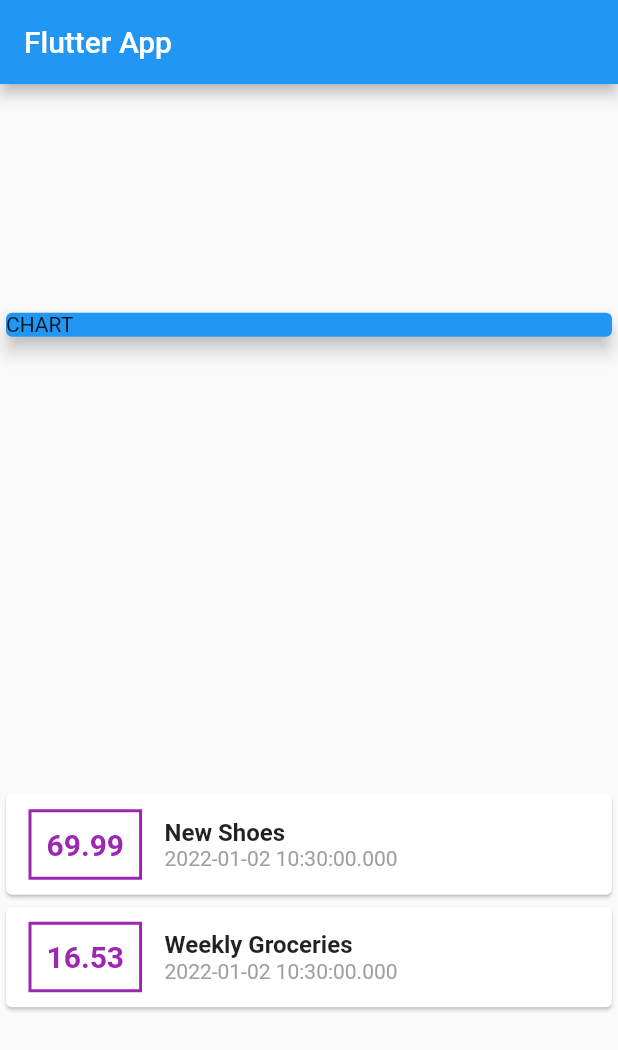
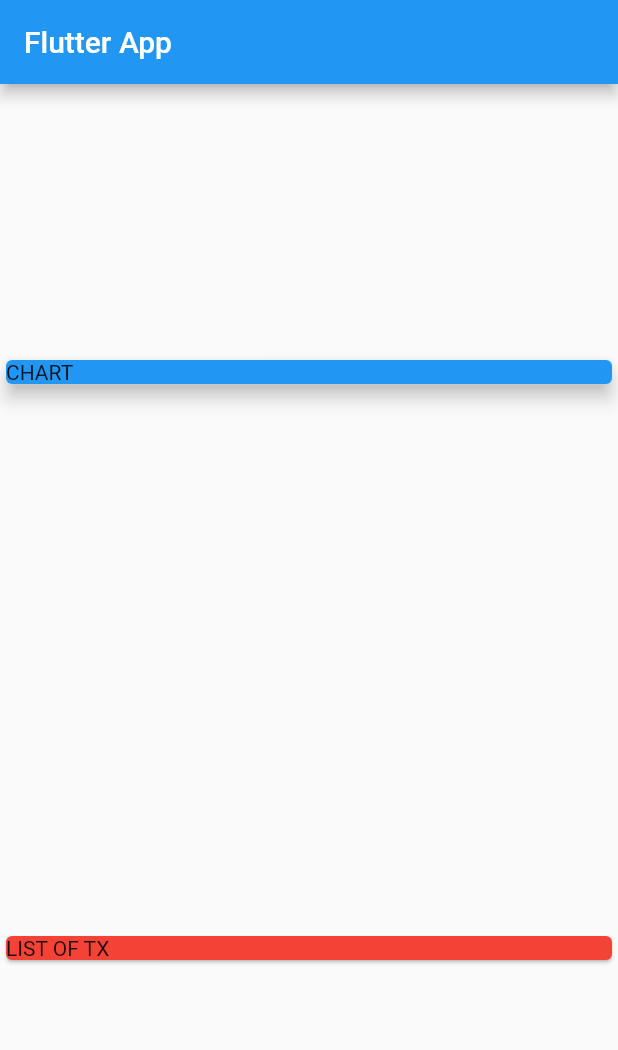
Before and after one commit to cjohnson/expensesapp, a Flutter app: the screen it shows after launch, on a phone screen of 412 x 824 dp. Shown: the top 1050 px of the screen. Run offline on Flutter 3.47's test engine with Material 2 defaults, Android fonts, the phone set to English and light mode, and no system bars.

Commit message:
Revert "Add card styling for transactionas"
This reverts commit a0ec0770bddd92d9f3a0d40da0660bcdae3c488c.

```diff
--- a/lib/main.dart
+++ b/lib/main.dart
@@ -1,5 +1,4 @@
 import 'package:flutter/material.dart';
-import './transaction.dart';
 
 void main() {
   runApp(const MyApp());
@@ -21,19 +20,6 @@ class MyApp extends StatelessWidget {
 }
 
 class MyHomePage extends StatelessWidget {
-  final List<Transaction> transactions = [
-    Transaction(
-        id: 't1',
-        title: 'New Shoes',
-        amount: 69.99,
-        date: DateTime.now()),
-    Transaction(
-        id: 't2',
-        title: 'Weekly Groceries',
-        amount: 16.53,
-        date: DateTime.now())
-  ];
-
   @override
   Widget build(BuildContext context) {
     return Scaffold(
@@ -52,37 +38,12 @@ class MyHomePage extends StatelessWidget {
              elevation: 5,
            ),
          ),
-          Column(children: transactions.map((tx) {
-            return Card(child: Row(children: [
-              Container(
-                margin: EdgeInsets.symmetric(vertical: 10, horizontal: 15),
-                decoration: BoxDecoration(
-                  border: Border.all(color: Colors.purple, width: 2)
-                ),
-                padding: EdgeInsets.all(10),
-                child: Text(
-                  tx.amount.toString(),
-                  style: TextStyle(
-                    fontWeight: FontWeight.bold,
-                    fontSize: 20,
-                    color: Colors.purple,
-                  ),
-                ),
-              ),
-              Column(
-                crossAxisAlignment: CrossAxisAlignment.start,
-                children: [
-                  Text(tx.title,
-                    style: TextStyle(fontSize: 16, fontWeight: FontWeight.bold),
-                  ),
-                  Text(tx.date.toString(),
-                    style: TextStyle(color: Colors.grey),
+         Card(
+           color: Colors.red,
+           child: Text('LIST OF TX')
          )
         ],
       )
-            ],),);
-          }).toList(),),
-        ],
-      ));
+    );
   }
 }
--- a/lib/transaction.dart
+++ /dev/null
@@ -1,12 +0,0 @@
-class Transaction {
-  final String id;
-  final String title;
-  final double amount;
-  final DateTime date;
-
-  Transaction(
-      {required this.id,
-      required this.title,
-      required this.amount,
-      required this.date});
-}
```
Also changed, not shown: 1 other file. Lines whose indentation alone changed are shown as unchanged.
